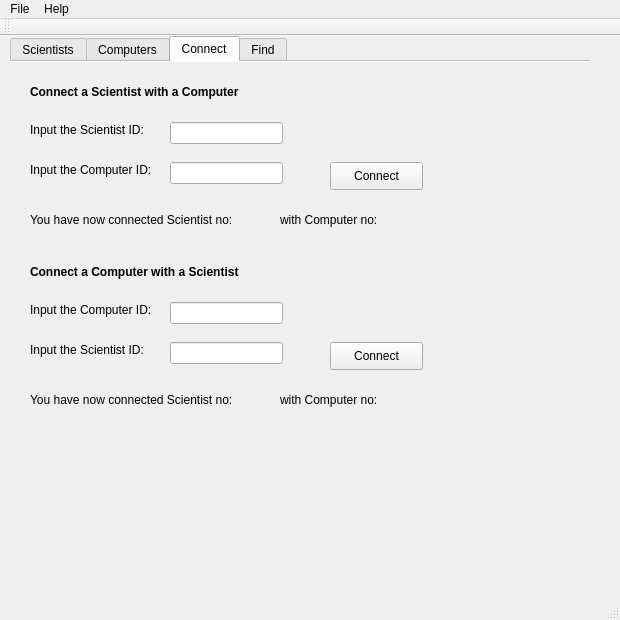
This is 3hluti/mainwindow.ui in hj02/VV as Qt 5 draws it before an edit. The edited form follows.
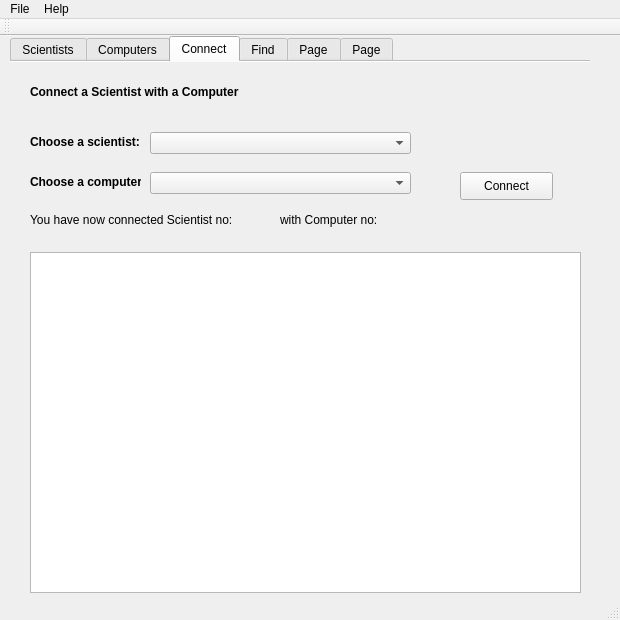
This is the edited form. The open tabs and pages were chosen to show the change.

Commit message: remove, connect og fleira

```diff
--- a/3hluti/mainwindow.ui
+++ b/3hluti/mainwindow.ui
@@ -645,57 +645,11 @@
        <string>Connect a Scientist with a Computer</string>
       </property>
      </widget>
-     <widget class="QLabel" name="lblInputS">
+     <widget class="QPushButton" name="connectbutton">
       <property name="geometry">
        <rect>
-        <x>20</x>
-        <y>60</y>
-        <width>130</width>
-        <height>16</height>
-       </rect>
-      </property>
-      <property name="text">
-       <string>Input the Scientist ID:</string>
-      </property>
-     </widget>
-     <widget class="QLineEdit" name="lineEdit_2">
-      <property name="geometry">
-       <rect>
-        <x>160</x>
-        <y>60</y>
-        <width>113</width>
-        <height>22</height>
-       </rect>
-      </property>
-     </widget>
-     <widget class="QLabel" name="lblInputC">
-      <property name="geometry">
-       <rect>
-        <x>20</x>
-        <y>100</y>
-        <width>130</width>
-        <height>16</height>
-       </rect>
-      </property>
-      <property name="text">
-       <string>Input the Computer ID:</string>
-      </property>
-     </widget>
-     <widget class="QLineEdit" name="lineEdit_3">
-      <property name="geometry">
-       <rect>
-        <x>160</x>
-        <y>100</y>
-        <width>113</width>
-        <height>22</height>
-       </rect>
-      </property>
-     </widget>
-     <widget class="QPushButton" name="pushButton_2">
-      <property name="geometry">
-       <rect>
-        <x>320</x>
-        <y>100</y>
+        <x>450</x>
+        <y>110</y>
         <width>93</width>
         <height>28</height>
        </rect>
@@ -704,84 +658,6 @@
        <string>Connect</string>
       </property>
      </widget>
-     <widget class="QLabel" name="lblConnectComputerScientist">
-      <property name="geometry">
-       <rect>
-        <x>20</x>
-        <y>200</y>
-        <width>300</width>
-        <height>20</height>
-       </rect>
-      </property>
-      <property name="font">
-       <font>
-        <weight>75</weight>
-        <bold>true</bold>
-       </font>
-      </property>
-      <property name="text">
-       <string>Connect a Computer with a Scientist</string>
-      </property>
-     </widget>
-     <widget class="QLabel" name="InputComputer2">
-      <property name="geometry">
-       <rect>
-        <x>20</x>
-        <y>240</y>
-        <width>130</width>
-        <height>16</height>
-       </rect>
-      </property>
-      <property name="text">
-       <string>Input the Computer ID:</string>
-      </property>
-     </widget>
-     <widget class="QLineEdit" name="lineEdit_4">
-      <property name="geometry">
-       <rect>
-        <x>160</x>
-        <y>280</y>
-        <width>113</width>
-        <height>22</height>
-       </rect>
-      </property>
-     </widget>
-     <widget class="QPushButton" name="pushButton_3">
-      <property name="geometry">
-       <rect>
-        <x>320</x>
-        <y>280</y>
-        <width>93</width>
-        <height>28</height>
-       </rect>
-      </property>
-      <property name="text">
-       <string>Connect</string>
-      </property>
-     </widget>
-     <widget class="QLineEdit" name="lineEdit_5">
-      <property name="geometry">
-       <rect>
-        <x>160</x>
-        <y>240</y>
-        <width>113</width>
-        <height>22</height>
-       </rect>
-      </property>
-     </widget>
-     <widget class="QLabel" name="InputScientist2">
-      <property name="geometry">
-       <rect>
-        <x>20</x>
-        <y>280</y>
-        <width>130</width>
-        <height>16</height>
-       </rect>
-      </property>
-      <property name="text">
-       <string>Input the Scientist ID:</string>
-      </property>
-     </widget>
      <widget class="QLabel" name="lblComputern_no1">
       <property name="geometry">
        <rect>
@@ -847,32 +723,6 @@
        <string/>
       </property>
      </widget>
-     <widget class="QLabel" name="lblComputer_no2">
-      <property name="geometry">
-       <rect>
-        <x>270</x>
-        <y>330</y>
-        <width>111</width>
-        <height>16</height>
-       </rect>
-      </property>
-      <property name="text">
-       <string>with Computer no: </string>
-      </property>
-     </widget>
-     <widget class="QLabel" name="lblComputerScientist">
-      <property name="geometry">
-       <rect>
-        <x>20</x>
-        <y>330</y>
-        <width>221</width>
-        <height>16</height>
-       </rect>
-      </property>
-      <property name="text">
-       <string>You have now connected Scientist no: </string>
-      </property>
-     </widget>
      <widget class="QLabel" name="lblScientist_no1">
       <property name="geometry">
        <rect>
@@ -886,6 +736,74 @@
        <string/>
       </property>
      </widget>
+     <widget class="QComboBox" name="comboBox_SID">
+      <property name="geometry">
+       <rect>
+        <x>140</x>
+        <y>70</y>
+        <width>261</width>
+        <height>22</height>
+       </rect>
+      </property>
+     </widget>
+     <widget class="QComboBox" name="comboBox_CID">
+      <property name="geometry">
+       <rect>
+        <x>140</x>
+        <y>110</y>
+        <width>261</width>
+        <height>22</height>
+       </rect>
+      </property>
+     </widget>
+     <widget class="QLabel" name="label_3">
+      <property name="geometry">
+       <rect>
+        <x>20</x>
+        <y>70</y>
+        <width>111</width>
+        <height>20</height>
+       </rect>
+      </property>
+      <property name="font">
+       <font>
+        <weight>75</weight>
+        <bold>true</bold>
+       </font>
+      </property>
+      <property name="text">
+       <string>Choose a scientist:</string>
+      </property>
+     </widget>
+     <widget class="QLabel" name="label_4">
+      <property name="geometry">
+       <rect>
+        <x>20</x>
+        <y>110</y>
+        <width>111</width>
+        <height>20</height>
+       </rect>
+      </property>
+      <property name="font">
+       <font>
+        <weight>75</weight>
+        <bold>true</bold>
+       </font>
+      </property>
+      <property name="text">
+       <string>Choose a computer:</string>
+      </property>
+     </widget>
+     <widget class="QTableWidget" name="tableWidget">
+      <property name="geometry">
+       <rect>
+        <x>20</x>
+        <y>190</y>
+        <width>551</width>
+        <height>341</height>
+       </rect>
+      </property>
+     </widget>
     </widget>
     <widget class="QWidget" name="tab">
      <attribute name="title">
@@ -1052,6 +970,87 @@
      <zorder>TxtSearchTerm</zorder>
      <zorder>SearchShowlist</zorder>
     </widget>
+    <widget class="QWidget" name="tab_3">
+     <attribute name="title">
+      <string>Page</string>
+     </attribute>
+     <widget class="QComboBox" name="comboBox_remove">
+      <property name="geometry">
+       <rect>
+        <x>20</x>
+        <y>80</y>
+        <width>321</width>
+        <height>22</height>
+       </rect>
+      </property>
+     </widget>
+     <widget class="QRadioButton" name="rb_removeS">
+      <property name="geometry">
+       <rect>
+        <x>20</x>
+        <y>50</y>
+        <width>82</width>
+        <height>17</height>
+       </rect>
+      </property>
+      <property name="text">
+       <string>Scientist</string>
+      </property>
+      <property name="checked">
+       <bool>true</bool>
+      </property>
+     </widget>
+     <widget class="QRadioButton" name="rb_removeC">
+      <property name="geometry">
+       <rect>
+        <x>130</x>
+        <y>50</y>
+        <width>82</width>
+        <height>17</height>
+       </rect>
+      </property>
+      <property name="text">
+       <string>Computer</string>
+      </property>
+     </widget>
+     <widget class="QPushButton" name="removebutton">
+      <property name="geometry">
+       <rect>
+        <x>380</x>
+        <y>80</y>
+        <width>75</width>
+        <height>23</height>
+       </rect>
+      </property>
+      <property name="text">
+       <string>Remove</string>
+      </property>
+     </widget>
+     <widget class="QLabel" name="label_5">
+      <property name="geometry">
+       <rect>
+        <x>10</x>
+        <y>20</y>
+        <width>201</width>
+        <height>16</height>
+       </rect>
+      </property>
+      <property name="font">
+       <font>
+        <weight>75</weight>
+        <bold>true</bold>
+       </font>
+      </property>
+      <property name="text">
+       <string>Remove scientist or computer:</string>
+      </property>
+     </widget>
+    </widget>
+    <widget class="QWidget" name="tab_2">
+     <attribute name="title">
+      <string>Page</string>
+     </attribute>
+    </widget>
    </widget>
   </widget>
   <widget class="QMenuBar" name="menuBar">
```
Left out of the diff: 22 changed lines with no effect on the pictures. The commit also changes 8 other files.
